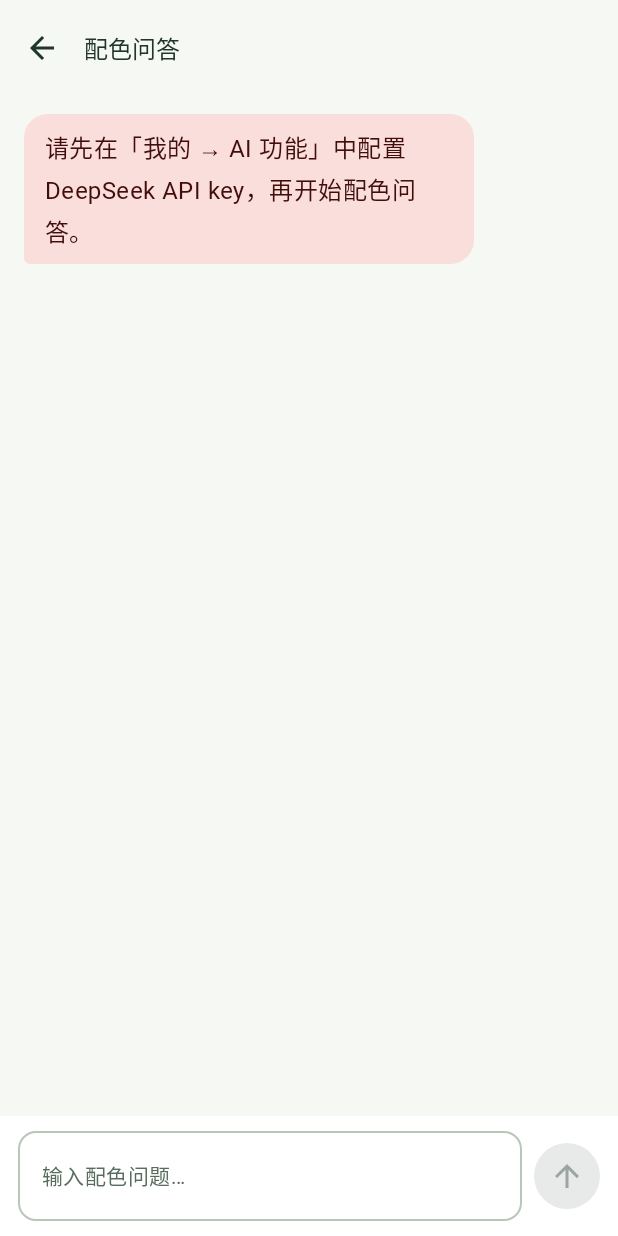
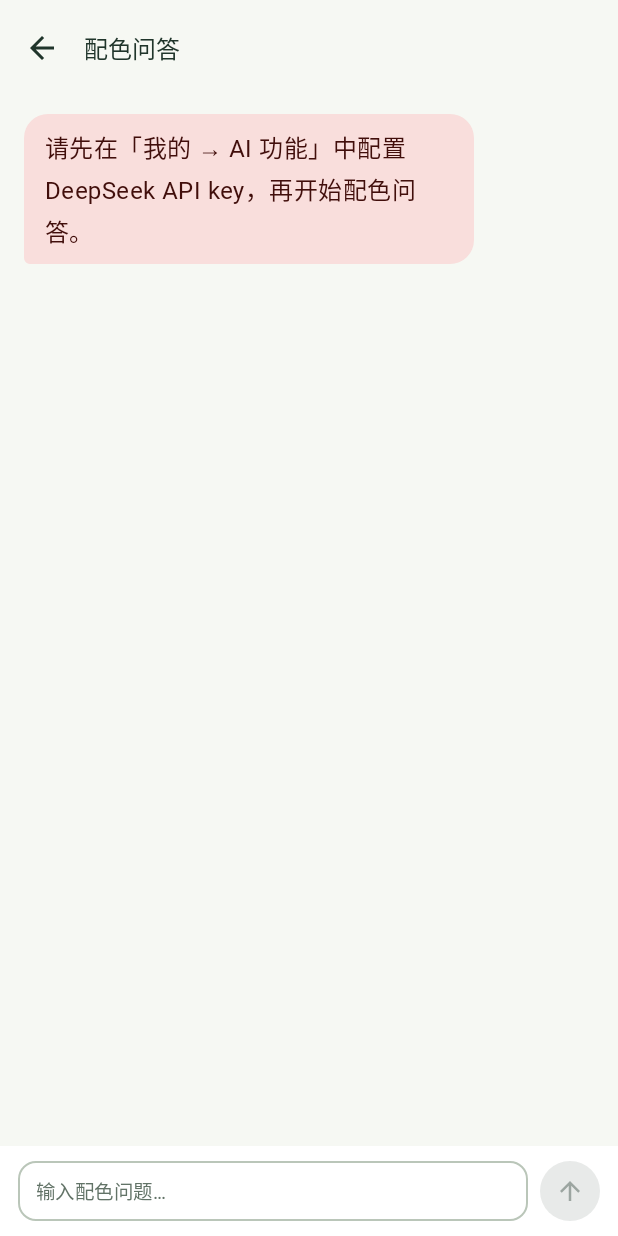
Before and after one commit to frozamina/fitlog, an Android app built with Jetpack Compose: the ChatScreen screen opened through its navigation route, after a tap on "藏青裤子配什么颜色上衣", on a phone screen of 412 x 824 dp. Run offline under Robolectric (Android 15) with nearby library versions, the phone set to English and light mode, and no system bars; our stand-ins replace Room's generated code; pictures from the network do not load; Roboto replaces fonts that are not available here.

Commit message:
v0.4.9: 聊天气泡轻量 Markdown 渲染（**加粗**→半粗体、去星号）；输入框换紧凑 FitTextField（32dp）

```diff
--- a/app/build.gradle.kts
+++ b/app/build.gradle.kts
@@ -14,8 +14,8 @@ android {
         applicationId = "com.fitlog.app"
         minSdk = 26
         targetSdk = 34
-        versionCode = 14
-        versionName = "0.4.8"
+        versionCode = 15
+        versionName = "0.4.9"
     }
 
     buildTypes {
--- a/app/src/main/java/com/fitlog/app/ui/screens/ChatScreen.kt
+++ b/app/src/main/java/com/fitlog/app/ui/screens/ChatScreen.kt
@@ -21,10 +21,16 @@ import androidx.compose.runtime.*
 import androidx.compose.ui.Alignment
 import androidx.compose.ui.Modifier
 import androidx.compose.ui.draw.clip
+import androidx.compose.ui.text.AnnotatedString
+import androidx.compose.ui.text.SpanStyle
+import androidx.compose.ui.text.buildAnnotatedString
+import androidx.compose.ui.text.font.FontWeight
 import androidx.compose.ui.text.style.TextAlign
+import androidx.compose.ui.text.withStyle
 import androidx.compose.ui.unit.dp
 import androidx.compose.ui.unit.sp
 import com.fitlog.app.data.ChatMessage
+import com.fitlog.app.ui.FitTextField
 import com.fitlog.app.ui.theme.*
 import com.fitlog.app.vm.AppViewModel
 
@@ -87,22 +93,19 @@ fun ChatScreen(vm: AppViewModel, onBack: () -> Unit) {
                     .padding(horizontal = 12.dp, vertical = 10.dp),
                 verticalAlignment = Alignment.CenterVertically
             ) {
-                OutlinedTextField(
+                FitTextField(
                     value = input,
                     onValueChange = { input = it },
-                    placeholder = { Text("输入配色问题…", fontSize = 14.sp) },
-                    singleLine = false,
-                    maxLines = 3,
-                    shape = RoundedCornerShape(Radius.field),
-                    modifier = Modifier.weight(1f).heightIn(min = 44.dp)
+                    modifier = Modifier.weight(1f),
+                    placeholder = "输入配色问题…"
                 )
                 Spacer(Modifier.width(8.dp))
                 FilledIconButton(
                     onClick = { val t = input; input = ""; vm.sendChat(t) },
                     enabled = !busy && input.isNotBlank(),
                     colors = IconButtonDefaults.filledIconButtonColors(containerColor = Primary, contentColor = FitTheme.colors.surface),
-                    modifier = Modifier.size(44.dp)
-                ) { Icon(Icons.Outlined.ArrowUpward, contentDescription = "发送") }
+                    modifier = Modifier.size(40.dp)
+                ) { Icon(Icons.Outlined.ArrowUpward, contentDescription = "发送", modifier = Modifier.size(20.dp)) }
             }
         }
     }
@@ -130,7 +133,7 @@ private fun MessageBubble(m: ChatMessage, thinking: Boolean) {
                 ThinkingDots(Modifier.padding(horizontal = 18.dp, vertical = 14.dp))
             } else {
                 Text(
-                    m.content,
+                    md(m.content),
                     style = Typography2.body,
                     color = if (m.isError) MaterialTheme.colorScheme.onErrorContainer else FitTheme.colors.textMain,
                     modifier = Modifier.padding(horizontal = 14.dp, vertical = 10.dp)
@@ -159,3 +162,12 @@ private fun ThinkingDots(modifier: Modifier = Modifier) {
         }
     }
 }
+
+/** 轻量 Markdown 渲染：**加粗** → 半粗体（星号不显示）；列表序号、破折号等保持原样 */
+private fun md(text: String): AnnotatedString = buildAnnotatedString {
+    text.split("**").forEachIndexed { i, part ->
+        if (part.isEmpty()) return@forEachIndexed
+        if (i % 2 == 1) withStyle(SpanStyle(fontWeight = FontWeight.SemiBold)) { append(part) }
+        else append(part)
+    }
+}
```
Also changed, not shown: 2 other files.
